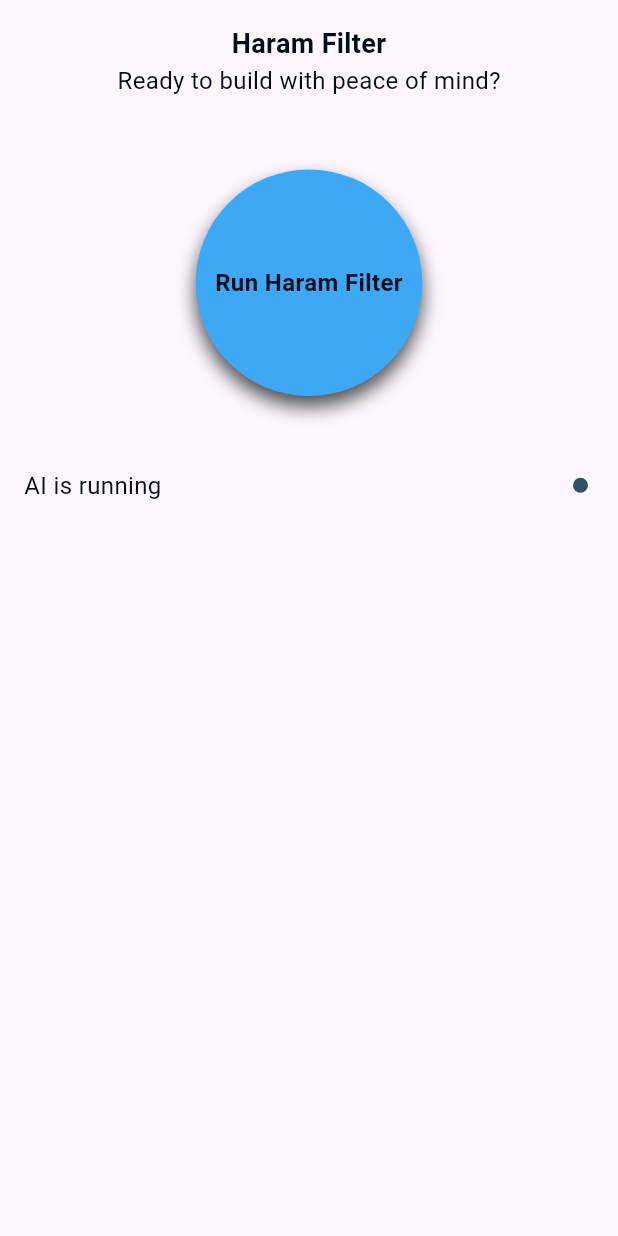
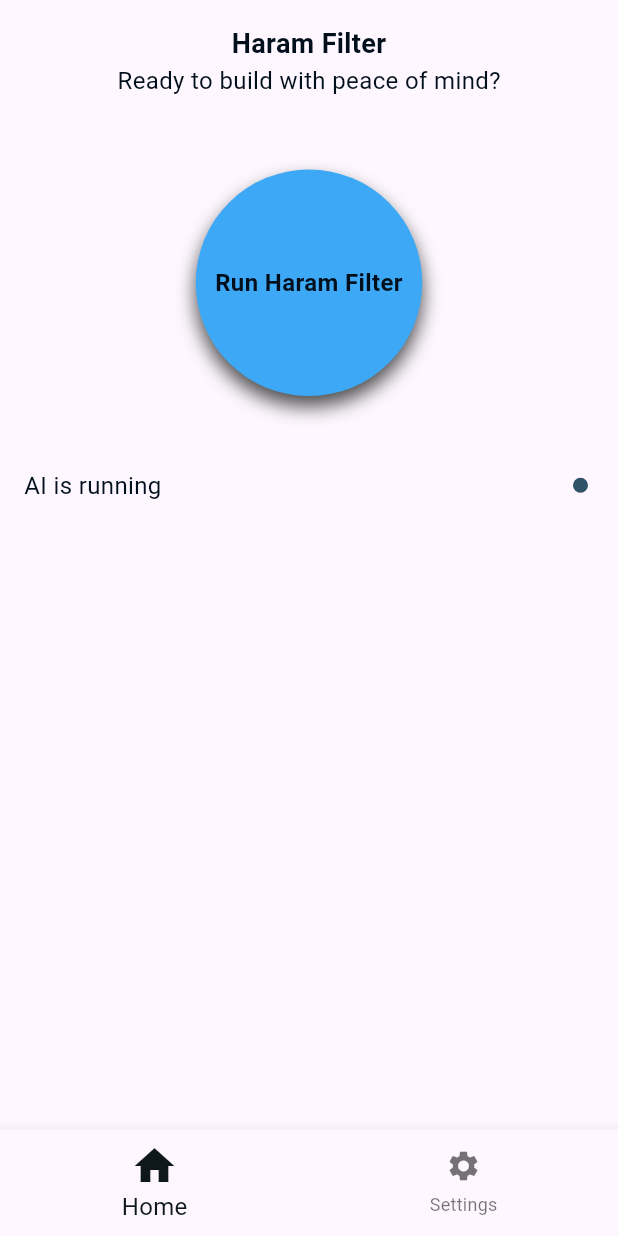
Before and after one commit to Mohamed-Emad1/HaramFilter, a Flutter app: the OnboardingViewThird widget shown alone on an empty page, opened directly with empty values, after a tap on "Get started", on a phone screen of 412 x 824 dp. Run offline on Flutter 3.47's test engine with Material 3 defaults, Android fonts, the phone set to English and light mode, and no system bars; our stand-ins replace bloc, dartz, flutter_bloc, get_it; Roboto replaces fonts that are missing (Manrope).

Commit message:
Add Main and Settings views; implement bottom navigation and localization support

```diff
--- a/lib/core/helper_functions/on_generate_routes.dart
+++ b/lib/core/helper_functions/on_generate_routes.dart
@@ -1,5 +1,7 @@
 import 'package:flutter/material.dart';
 import 'package:haram_filter/features/home/presentation/views/home_view.dart';
+import 'package:haram_filter/features/home/presentation/views/main_view.dart';
+import 'package:haram_filter/features/home/presentation/views/settings_view.dart';
 import 'package:haram_filter/features/onboarding/presentation/views/onboarding_view.dart';
 
 Route<dynamic> onGenerateRoute(RouteSettings settings) {
@@ -9,6 +11,10 @@ Route<dynamic> onGenerateRoute(RouteSettings settings) {
 
     case HomeView.routeName:
       return MaterialPageRoute(builder: (_) => const HomeView());
+    case SettingsView.routeName:
+      return MaterialPageRoute(builder: (_) => const SettingsView());
+    case MainView.routeName:
+      return MaterialPageRoute(builder: (_) => const MainView());
     default:
       return MaterialPageRoute(builder: (_) => const Scaffold());
   }
--- a/lib/core/styles/app_colors.dart
+++ b/lib/core/styles/app_colors.dart
@@ -5,4 +5,5 @@ abstract class AppColors {
   static const dotsColor = Color(0xff305269);
   static const greenColor = Color(0xff0AD95C);
   static const primaryColor = Color(0xff0F1C24);
+  static const iconColor = Color(0xff0D171C);
 }
--- /dev/null
+++ b/lib/core/utils/widgets/custom_bottom_navigation_bar.dart
@@ -0,0 +1,38 @@
+import 'package:flutter/material.dart';
+import 'package:haram_filter/core/styles/app_colors.dart';
+import 'package:haram_filter/generated/l10n.dart';
+
+class CustomBottomNavigationBar extends StatelessWidget {
+  const CustomBottomNavigationBar({
+    super.key,
+    required this.currentIndex,
+    required this.onTap,
+  });
+
+  final int currentIndex;
+  final Function(int) onTap;
+
+  @override
+  Widget build(BuildContext context) {
+    return BottomNavigationBar(
+      currentIndex: currentIndex,
+      onTap: onTap,
+      selectedItemColor: AppColors.iconColor,
+      iconSize: 24,
+      selectedFontSize: 16,
+      selectedIconTheme: IconThemeData(
+        size: 32, // Size for selected icon
+      ),
+      items: [
+        BottomNavigationBarItem(
+          icon: Icon(Icons.home),
+          label: S.of(context).home,
+        ),
+        BottomNavigationBarItem(
+          icon: Icon(Icons.settings),
+          label: S.of(context).settings,
+        ),
+      ],
+    );
+  }
+}
--- /dev/null
+++ b/lib/features/home/presentation/views/main_view.dart
@@ -0,0 +1,35 @@
+import 'package:flutter/material.dart';
+import 'package:haram_filter/core/utils/widgets/custom_bottom_navigation_bar.dart';
+import 'package:haram_filter/features/home/presentation/views/home_view.dart';
+import 'package:haram_filter/features/home/presentation/views/settings_view.dart';
+
+class MainView extends StatefulWidget {
+  const MainView({super.key});
+  static const routeName = '/main';
+
+  @override
+  State<MainView> createState() => _MainViewState();
+}
+
+class _MainViewState extends State<MainView> {
+  int currentIndex = 0;
+
+  final List<Widget> pages = const [HomeView(), SettingsView()];
+
+  void onTabTapped(int index) {
+    setState(() {
+      currentIndex = index;
+    });
+  }
+
+  @override
+  Widget build(BuildContext context) {
+    return Scaffold(
+      body: IndexedStack(index: currentIndex, children: pages),
+      bottomNavigationBar: CustomBottomNavigationBar(
+        currentIndex: currentIndex,
+        onTap: onTabTapped,
+      ),
+    );
+  }
+}
--- /dev/null
+++ b/lib/features/home/presentation/views/settings_view.dart
@@ -0,0 +1,21 @@
+import 'package:flutter/material.dart';
+import 'package:haram_filter/core/styles/app_styles.dart';
+import 'package:haram_filter/features/home/presentation/views/widgets/settings_view_body.dart';
+import 'package:haram_filter/generated/l10n.dart';
+
+class SettingsView extends StatelessWidget {
+  const SettingsView({super.key});
+  static const String routeName = '/settings';
+
+  @override
+  Widget build(BuildContext context) {
+    return Scaffold(
+      appBar: AppBar(
+        title: Text(S.of(context).settings, style: AppStyles.titleMedium18Bold),
+        centerTitle: true,
+        automaticallyImplyLeading: false,
+      ),
+      body: SafeArea(child: SettingsViewBody()),
+    );
+  }
+}
--- /dev/null
+++ b/lib/features/home/presentation/views/widgets/settings_view_body.dart
@@ -0,0 +1,27 @@
+import 'package:flutter/material.dart';
+
+class SettingsViewBody extends StatelessWidget {
+  const SettingsViewBody({super.key});
+
+  @override
+  Widget build(BuildContext context) {
+    return const Column(
+      mainAxisAlignment: MainAxisAlignment.center,
+      children: [
+        Text(
+          'Settings View',
+          style: TextStyle(
+            color: Colors.black,
+            fontSize: 24,
+            fontWeight: FontWeight.bold,
+          ),
+        ),
+        SizedBox(height: 20),
+        Text(
+          'This is where you can adjust your settings.',
+          style: TextStyle(fontSize: 16),
+        ),
+      ],
+    );
+  }
+}
--- a/lib/features/onboarding/presentation/views/widgets/onboarding_view_third.dart
+++ b/lib/features/onboarding/presentation/views/widgets/onboarding_view_third.dart
@@ -2,7 +2,7 @@ import 'package:flutter/widgets.dart';
 import 'package:haram_filter/core/styles/app_styles.dart';
 import 'package:haram_filter/core/utils/app_images.dart';
 import 'package:haram_filter/core/utils/widgets/custom_button.dart';
-import 'package:haram_filter/features/home/presentation/views/home_view.dart';
+import 'package:haram_filter/features/home/presentation/views/main_view.dart';
 import 'package:haram_filter/features/onboarding/presentation/views/widgets/dots.dart';
 import 'package:haram_filter/generated/l10n.dart';
 
@@ -42,7 +42,7 @@ class OnboardingViewThird extends StatelessWidget {
         CustomButton(
           text: S.of(context).get_started,
           onPressed: () {
-            Navigator.pushNamed(context, HomeView.routeName);
+            Navigator.pushNamed(context, MainView.routeName);
           },
         ),
         SizedBox(height: 16),
--- a/lib/features/setting/presentation/views/settings_view.dart
+++ /dev/null
@@ -1,16 +0,0 @@
-import 'package:flutter/material.dart';
-import 'package:flutter/widgets.dart';
-import 'package:haram_filter/features/setting/presentation/views/widgets/settings_view_body.dart';
-
-class SettingsView extends StatelessWidget {
-  const SettingsView({super.key});
-
-  @override
-  Widget build(BuildContext context) {
-    return Scaffold(
-      body: SafeArea(
-        child: SettingsViewBody(),
-      ),
-    );
-  }
-}
--- a/lib/features/setting/presentation/views/widgets/settings_view_body.dart
+++ /dev/null
@@ -1,10 +0,0 @@
-import 'package:flutter/widgets.dart';
-
-class SettingsViewBody extends StatelessWidget {
-  const SettingsViewBody({super.key});
-
-  @override
-  Widget build(BuildContext context) {
-    return const Placeholder();
-  }
-}
--- a/lib/l10n/intl_en.arb
+++ b/lib/l10n/intl_en.arb
@@ -14,6 +14,8 @@
     "aiRunning": "AI is running",
     "aiRunningSubtitle": "Please wait while the AI processes the content.",
     "failedToRunAI": "Failed to run AI",
-    "stopeModel": "Stop Haram Filter"
+    "stopeModel": "Stop Haram Filter",
+    "home": "Home",
+    "settings": "Settings"
 
 }
```
Also changed, not shown: lib/generated/intl/messages_en.dart, lib/generated/l10n.dart.
